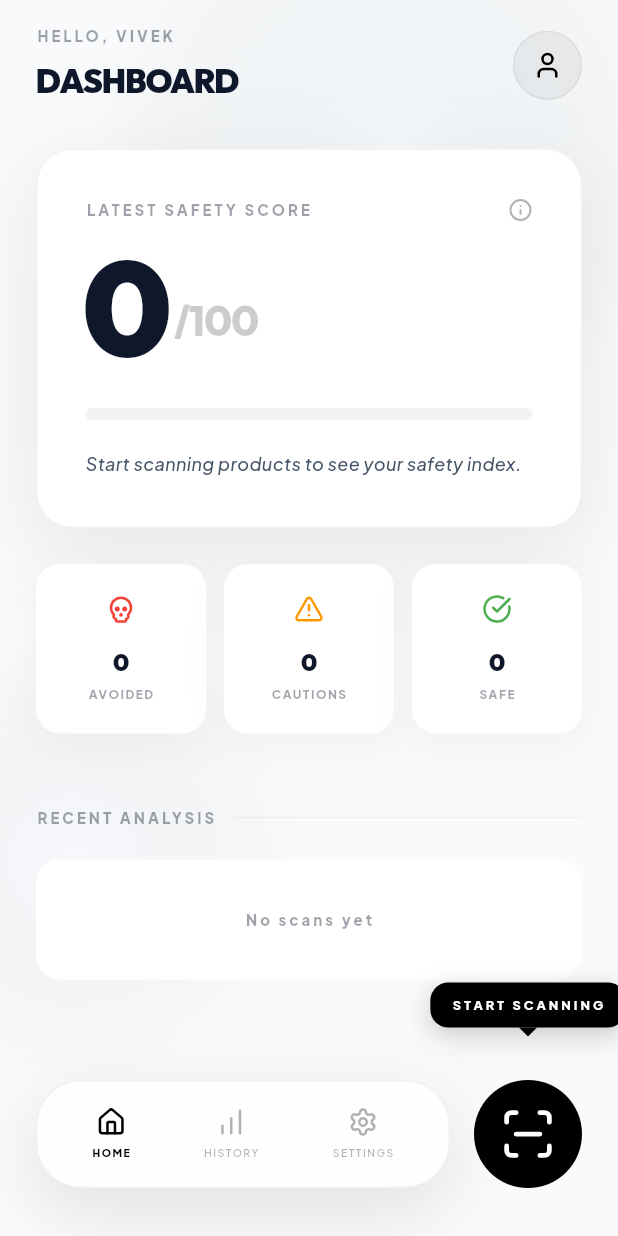
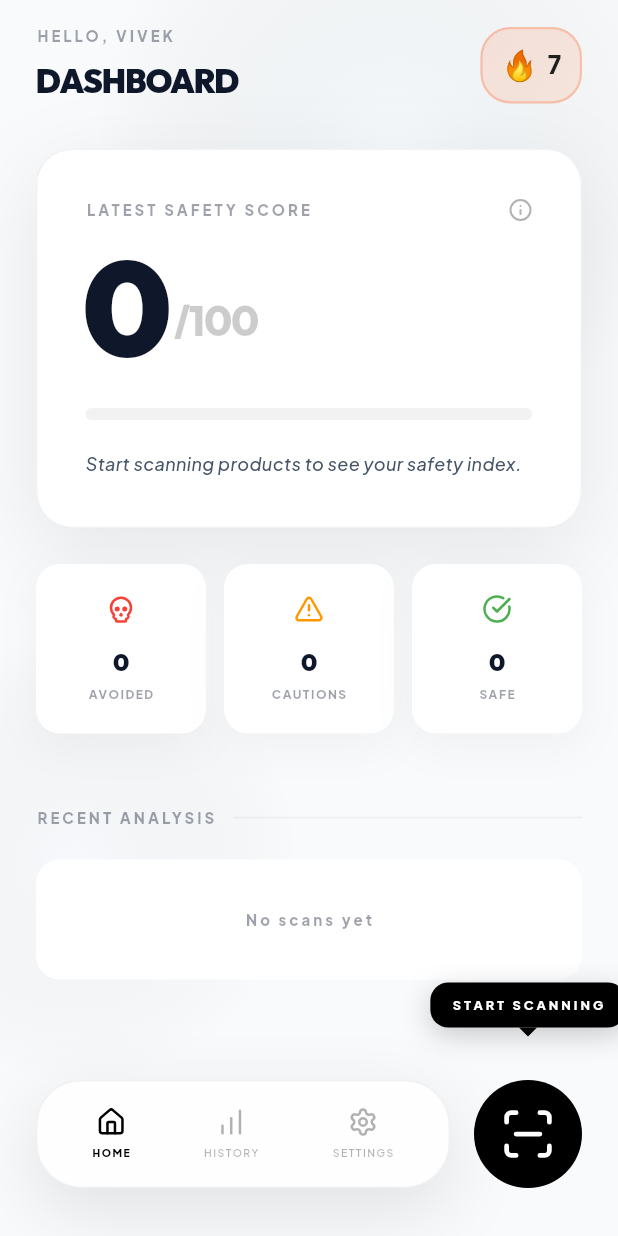
Before and after one commit to vivekvsingh19/LabelLens_ai, a Flutter app: the HomeScreen screen opened by its route, on a phone screen of 412 x 824 dp. Run offline on Flutter 3.47's test engine with Material 3 defaults, Android fonts, the phone set to English and light mode, and no system bars; drawn by our look-alikes of flutter_animate; our stand-ins replace camera, flutter_dotenv, flutter_riverpod, go_router, google_fonts, google_generative_ai and 2 more; accounts and stored records are empty; project files that could hold a hidden picture were left out.

Commit message:
feat: Add streak indicator to home screen, implement expandable alert details in result screen, and refine AI prompt for concise safety explanations.

```diff
--- a/lib/core/services/gemini_service.dart
+++ b/lib/core/services/gemini_service.dart
@@ -124,7 +124,7 @@ class GeminiService {
        - Evaluate safety based on the STRICTEST international standards (specifically EU EFSA, WHO, and California Prop 65).
        - If an ingredient is banned or restricted in Europe/Japan but allowed locally, mark it as "CAUTION" or "AVOID".
        - Rate its safety ("safe", "caution", "avoid").
-       - Provide a brutal, truth-telling explanation. If it's a carcinogen or endocrine disruptor, SAY SO clearly.
+       - Provide a brutal, truth-telling ONE-LINE explanation (max 80 characters). If it's carcinogenic, say "Carcinogenic - linked to cancer". If it's an endocrine disruptor, say "Disrupts hormones - long-term reproductive harm". Be direct and mention the specific long-term health impact.
     5. Calculate a strict Safety Score (0-100). Penalize heavily for harmful additives.
     6. Generate a 2-3 sentence overview. Be direct about long-term health risks.
     7. Identify key highlights (e.g., "Contains Banned Dyes", "High Sugar", "Paraben-Free").
--- a/lib/features/home/home_screen.dart
+++ b/lib/features/home/home_screen.dart
@@ -130,25 +130,55 @@ class HomeScreen extends ConsumerWidget {
               ),
             ),
             const SizedBox(width: 16),
-            Container(
-              decoration: BoxDecoration(
-                shape: BoxShape.circle,
-                border: Border.all(
-                    color: (isDark ? Colors.white : Colors.black)
-                        .withValues(alpha: 0.1)),
-              ),
-              child: CircleAvatar(
-                radius: 22,
-                backgroundColor: (isDark ? Colors.white : Colors.black)
-                    .withValues(alpha: 0.05),
-                child: Icon(LucideIcons.user,
-                    size: 20, color: isDark ? Colors.white : Colors.black),
-              ),
-            ),
+            _buildStreakIndicator(isDark),
           ],
         ),
       ),
     );
+  }
+
+  Widget _buildStreakIndicator(bool isDark) {
+    // Calculate streak based on scan history
+    // For now, using a simple counter - can be enhanced with actual streak logic
+    final streak = 7; // This can be calculated from actual scan dates
+
+    return Container(
+      padding: const EdgeInsets.symmetric(horizontal: 12, vertical: 8),
+      decoration: BoxDecoration(
+        gradient: LinearGradient(
+          colors: [
+            const Color(0xFFFF6B35).withValues(alpha: 0.15),
+            const Color(0xFFFF8C42).withValues(alpha: 0.15),
+          ],
+          begin: Alignment.topLeft,
+          end: Alignment.bottomRight,
+        ),
+        borderRadius: BorderRadius.circular(20),
+        border: Border.all(
+          color: const Color(0xFFFF6B35).withValues(alpha: 0.3),
+          width: 1.5,
+        ),
+      ),
+      child: Row(
+        mainAxisSize: MainAxisSize.min,
+        children: [
+          Text(
+            '🔥',
+            style: const TextStyle(fontSize: 20),
+          ),
+          const SizedBox(width: 6),
+          Text(
+            '$streak',
+            style: TextStyle(
+              fontSize: 16,
+              fontWeight: FontWeight.w900,
+              color: isDark ? Colors.white : Colors.black87,
+              letterSpacing: 0.5,
+            ),
+          ),
+        ],
+      ),
+    ).animate().scale(duration: 600.ms, curve: Curves.elasticOut);
   }
 
   Widget _buildMainHeroCard(bool isDark, List<ProductAnalysis> history) {
```
Also changed, not shown: lib/features/result/result_screen.dart (+64 -12 lines).
